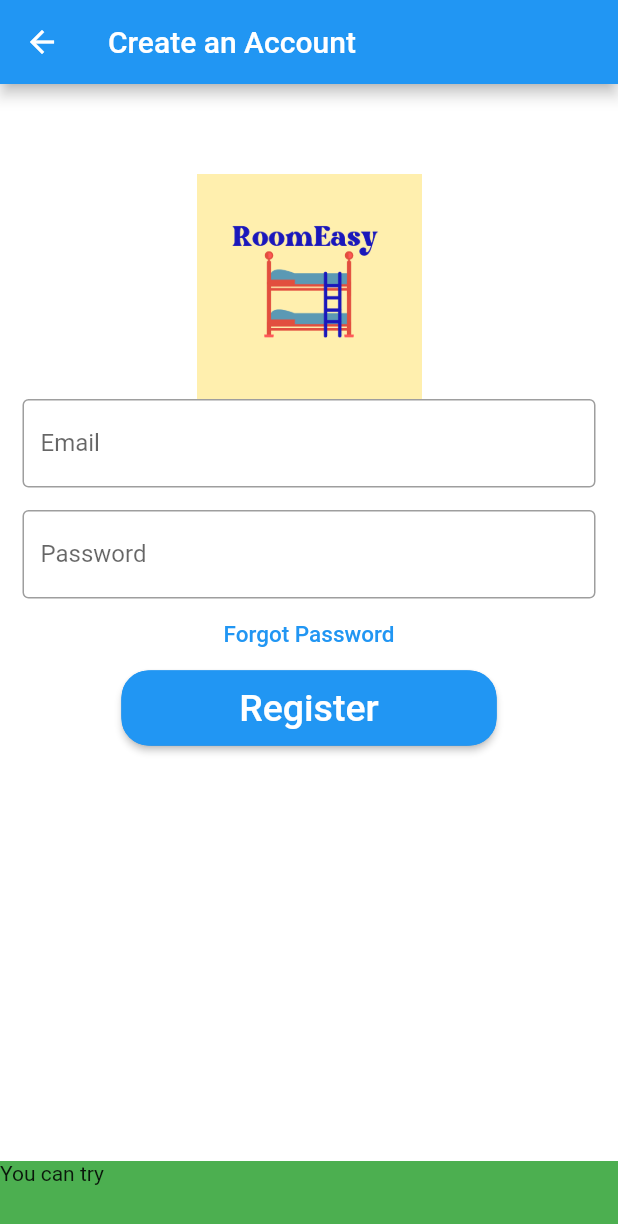
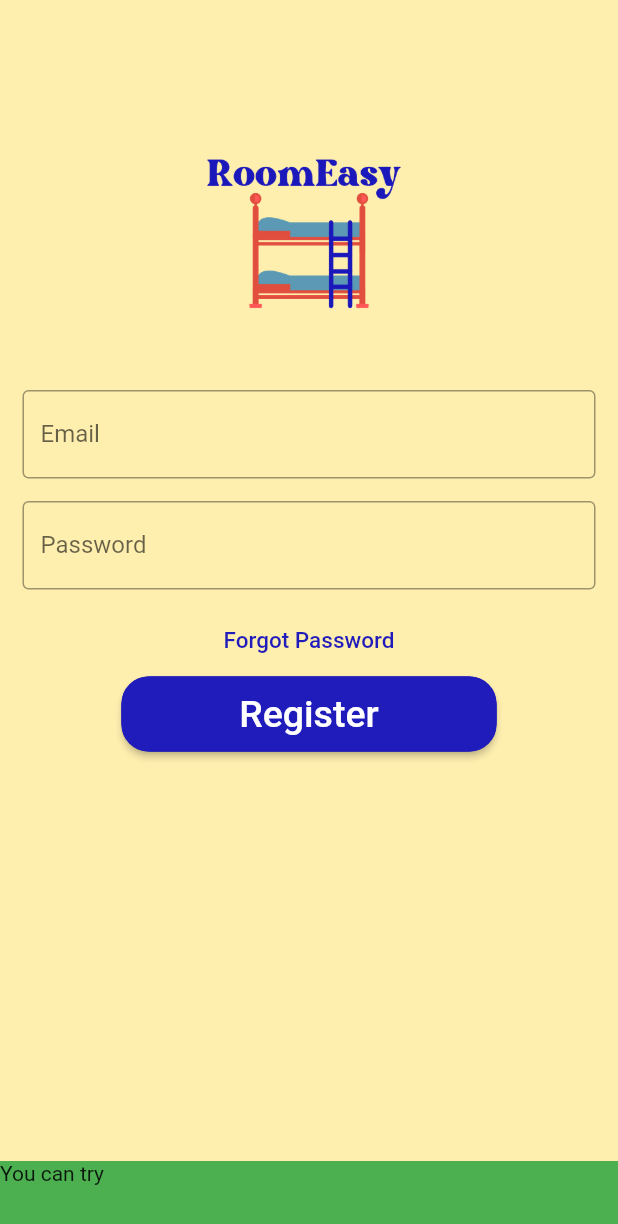
Before and after one commit to allyson-y/RoomEasy, a Flutter app: the Register screen opened directly, on a phone screen of 412 x 824 dp. Shown: the top 1224 px of the screen. Run offline on Flutter 3.47's test engine with Material 2 defaults, Android fonts, the phone set to English and light mode, and no system bars; our stand-ins replace cloud_firestore, firebase_auth, firebase_core, flutter_spinkit, introduction_screen; accounts and stored records are empty.

Commit message:
color changes

```diff
--- a/RoomEasy/room_easy/lib/screens/authenticate/register.dart
+++ b/RoomEasy/room_easy/lib/screens/authenticate/register.dart
@@ -42,10 +42,10 @@ class _RegisterState extends State<Register> {
             },
             child: Scaffold(
               resizeToAvoidBottomInset: false,
-              backgroundColor: Colors.white,
-              appBar: AppBar(
-                title: Text("Create an Account"),
-              ),
+              backgroundColor: Color(0xffffefaf),
+              // appBar: AppBar(
+              //   title: Text("Create an Account"),
+              // ),
               body: Form(
                 key: _formKey,
                 child: Column(
@@ -55,7 +55,7 @@ class _RegisterState extends State<Register> {
                       child: Center(
                         child: Container(
                             width: 200,
-                            height: 150,
+                            height: 200,
                             /*decoration: BoxDecoration(
                             color: Colors.red,
                             borderRadius: BorderRadius.circular(50.0)),*/
@@ -98,29 +98,33 @@ class _RegisterState extends State<Register> {
                             hintText: 'Enter secure password'),
                       ),
                     ),
+                    SizedBox(
+                      height: 10.0,
+                    ),
                     TextButton(
                       onPressed: () {
                         //TODO FORGOT PASSWORD SCREEN GOES HERE
                       },
                       child: Text(
                         'Forgot Password',
-                        style: TextStyle(color: Colors.blue, fontSize: 15),
+                        style: TextStyle(color: Color(0xff201cbb), fontSize: 15),
                       ),
                     ),
                     Container(
                       height: 50,
                       width: 250,
                       decoration: BoxDecoration(
-                          color: Colors.blue,
+                          color: Color(0xff201cbb),
                           borderRadius: BorderRadius.circular(20)),
                       child: ElevatedButton(
                         style: ButtonStyle(
+                          backgroundColor: MaterialStateProperty.all<Color>(Color(0xff201cbb)),
                           shape:
                               MaterialStateProperty.all<RoundedRectangleBorder>(
                             RoundedRectangleBorder(
                               borderRadius: BorderRadius.circular(18.0),
                               side: BorderSide(
-                                color: Colors.blue,
+                                color: Color(0xff201cbb),
                                 width: 2.0,
                               ),
                             ),
--- a/RoomEasy/room_easy/lib/screens/authenticate/sign_in.dart
+++ b/RoomEasy/room_easy/lib/screens/authenticate/sign_in.dart
@@ -98,6 +98,9 @@ class _SignInState extends State<SignIn> {
                             hintText: 'Enter secure password'),
                       ),
                     ),
+                    SizedBox(
+                      height: 10.0,
+                    ),
                     TextButton(
                       onPressed: () {
                         //TODO FORGOT PASSWORD SCREEN GOES HERE
```
